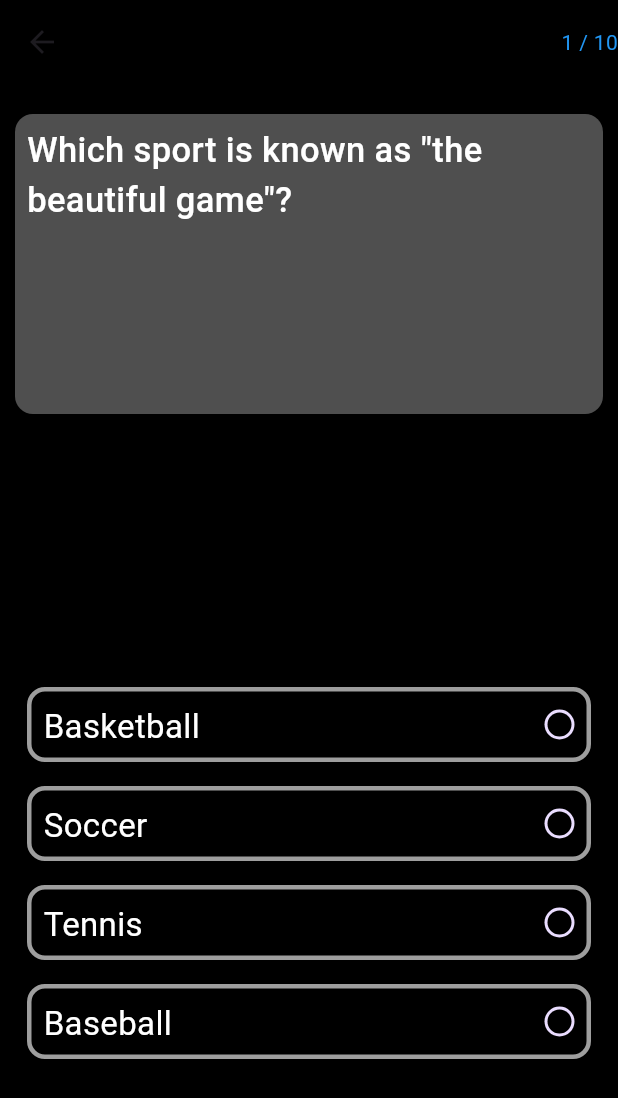
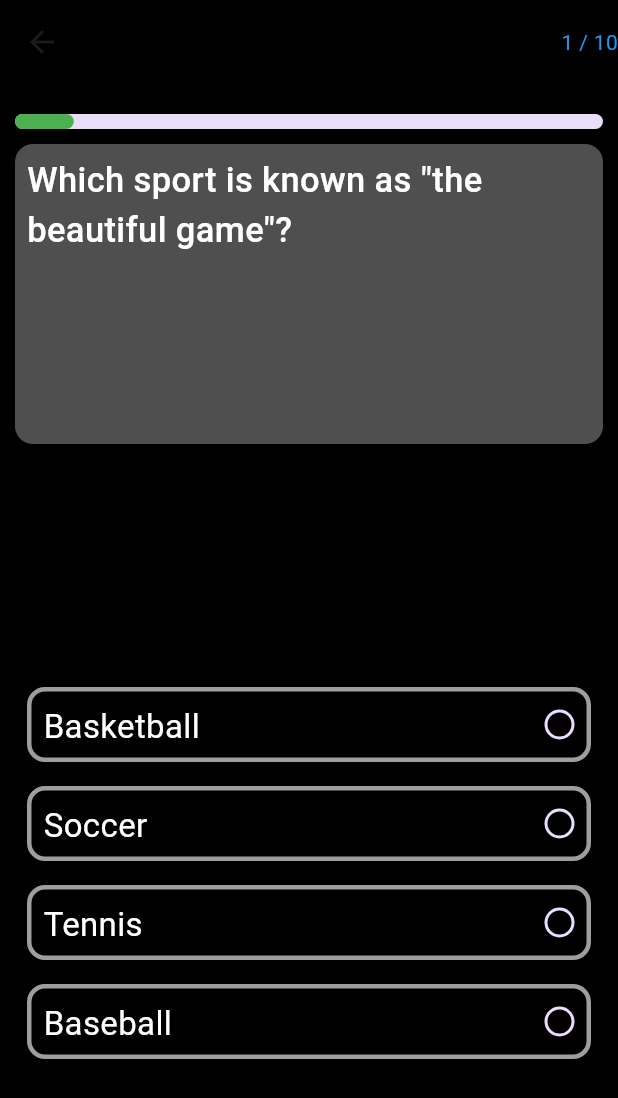
Before and after one commit to gokuljnair2001/quiz_app, a Flutter app: the screen it shows after launch, after a tap on "SPORTS", on a phone screen of 412 x 824 dp. Shown: the top 1098 px of the screen. Run offline on Flutter 3.47's test engine with Material 3 defaults, Android fonts, the phone set to English and light mode, and no system bars; our stand-ins replace google_fonts, icons_plus, lottie.

Commit message:
ui changes

```diff
--- a/lib/view/home_screen/home_screen.dart
+++ b/lib/view/home_screen/home_screen.dart
@@ -1,4 +1,5 @@
 import 'package:flutter/material.dart';
+import 'package:flutter/widgets.dart';
 import 'package:lottie/lottie.dart';
 import 'package:quiz_app/view/home_screen/widgets/option_card.dart';
 import 'package:quiz_app/view/result_screen/result_screen.dart';
@@ -44,32 +45,7 @@ class _HomeScreenState extends State<HomeScreen> {
             SizedBox(
               height: 25,
             ),
-            Column(
-                children: List.generate(
-              4,
-              (index) {
-                return Padding(
-                    padding: const EdgeInsets.all(8.0),
-                    child: OptionsCard(
-                      borderColor: _getcolor(index),
-                      option: widget.quesList[questionIndex]['options'][index],
-                      onOptionTap: () {
-                        if (selectedAnswerIndex == null) {
-                          selectedAnswerIndex = index;
-                          if (index ==
-                              widget.quesList[questionIndex]['answer']) {
-                            rightAnswerCount++;
-                          } else {
-                            wrongAnswerCount++;
-                          }
-                          setState(() {});
-                        }
-                      },
-                      questionIndex: questionIndex,
-                      optionIndex: index,
-                    ));
-              },
-            )),
+            _buildOptionSection(),
             Padding(
               padding: const EdgeInsets.symmetric(horizontal: 15, vertical: 50),
               child: selectedAnswerIndex == null
@@ -117,8 +93,48 @@ class _HomeScreenState extends State<HomeScreen> {
     );
   }
 
-  Expanded buildQuestion() {
-    return Expanded(
+  Column _buildOptionSection() {
+    return Column(
+              children: List.generate(
+            4,
+            (index) {
+              return Padding(
+                  padding: const EdgeInsets.all(8.0),
+                  child: OptionsCard(
+                    borderColor: _getcolor(index),
+                    option: widget.quesList[questionIndex]['options'][index],
+                    onOptionTap: () {
+                      if (selectedAnswerIndex == null) {
+                        selectedAnswerIndex = index;
+                        if (index ==
+                            widget.quesList[questionIndex]['answer']) {
+                          rightAnswerCount++;
+                        } else {
+                          wrongAnswerCount++;
+                        }
+                        setState(() {});
+                      }
+                    },
+                    questionIndex: questionIndex,
+                    optionIndex: index,
+                  ));
+            },
+          ));
+  }
+
+  Widget buildQuestion() {
+    return Column(
+      children: [
+        LinearProgressIndicator(
+          color: Colors.green,
+          minHeight: 10,
+          borderRadius: BorderRadius.circular(12),
+          value: (questionIndex + 1) / widget.quesList.length,
+        ),
+        SizedBox(
+          height: 10,
+        ),
+        Expanded(
           child: Stack(
             children: [
               Container(
@@ -143,6 +159,8 @@ class _HomeScreenState extends State<HomeScreen> {
                   : SizedBox()
             ],
           ),
+        ),
+      ],
     );
   }
 
```
Also changed, not shown: lib/view/result_screen/result_screen.dart (+12 -3 lines). Lines whose indentation alone changed are shown as unchanged.
